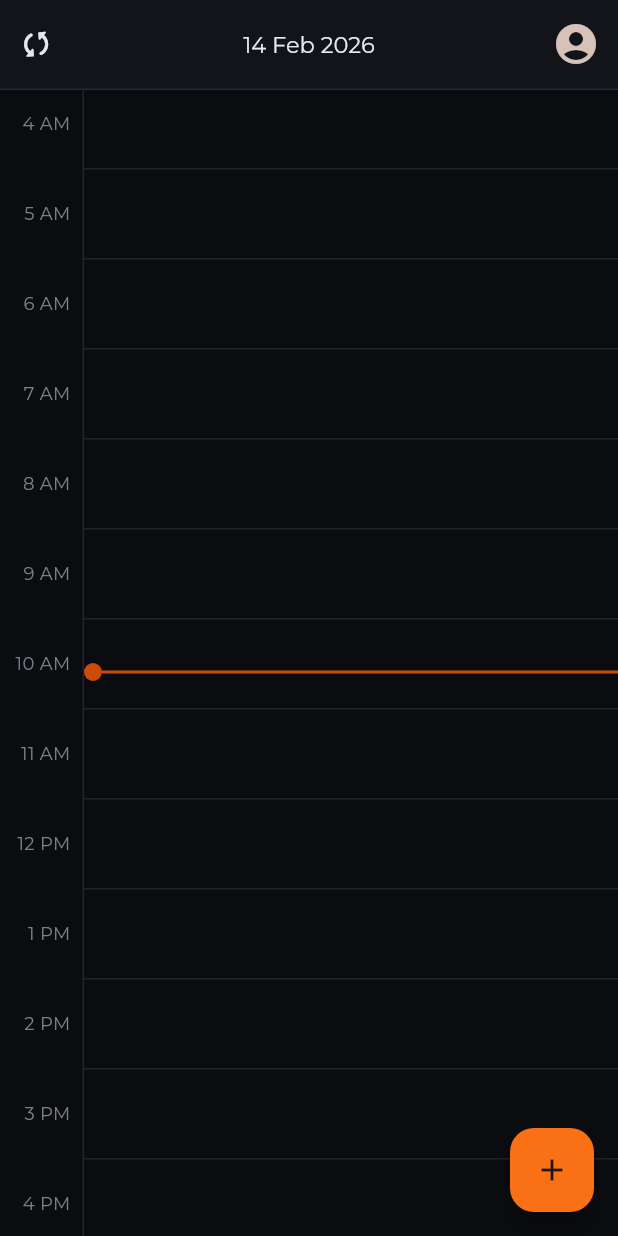
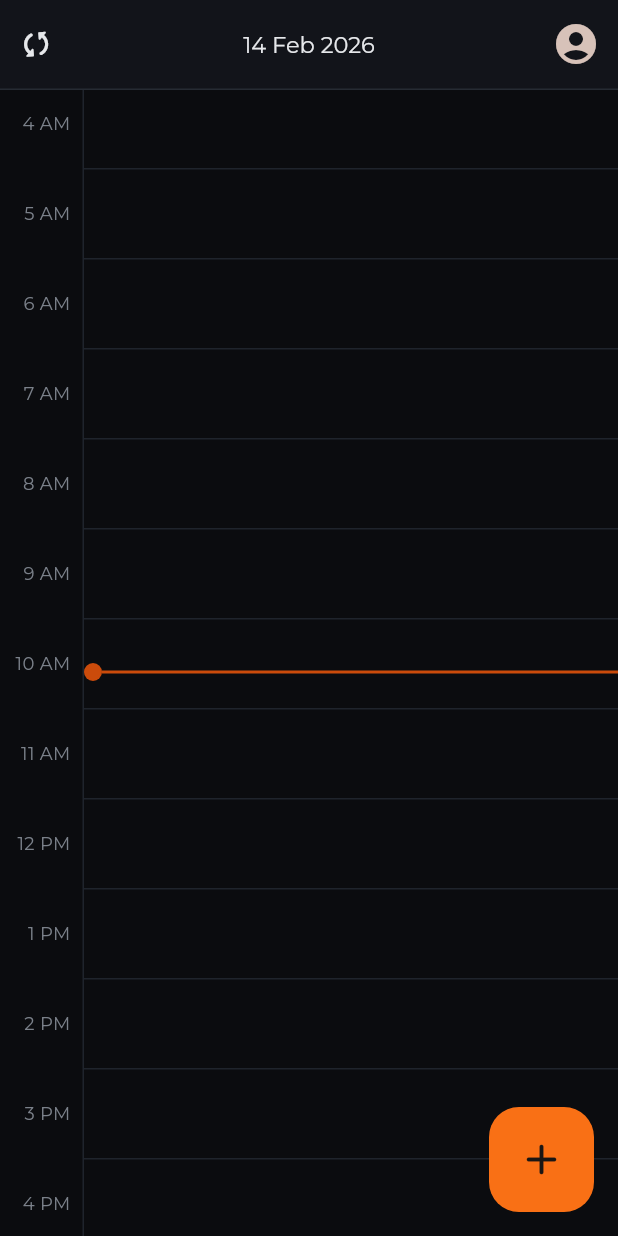
Before and after one commit to sachicodex/Agenix, a Flutter app: the CalendarDayViewScreen screen opened by its route, on a phone screen of 412 x 824 dp. Run offline on Flutter 3.47's test engine with Material 3 defaults, Android fonts, the phone set to English and light mode, and no system bars; our stand-ins replace flutter_dotenv, flutter_riverpod, flutter_secure_storage, google_sign_in, googleapis_auth, shared_preferences and 2 more; missing offline and left inert: googleapis; accounts and stored records are empty; network calls fail.

Commit message:
feat: Enhance UI in CalendarDayViewScreen with improved FAB design and scroll behavior; update main app scroll settings

```diff
--- a/lib/main.dart
+++ b/lib/main.dart
@@ -49,6 +49,9 @@ class MyApp extends StatelessWidget {
       debugShowCheckedModeBanner: false,
       title: 'Agenix',
       theme: AppTheme.build(),
+      scrollBehavior: const MaterialScrollBehavior().copyWith(
+        scrollbars: false,
+      ),
       home: const AuthWrapper(),
       navigatorObservers: [appRouteObserver],
       routes: {
--- a/lib/screens/calendar_day_view_screen.dart
+++ b/lib/screens/calendar_day_view_screen.dart
@@ -1164,14 +1164,28 @@ class _CalendarDayViewScreenState extends ConsumerState<CalendarDayViewScreen>
       child: KeyboardListener(
         focusNode: _keyboardListenerFocusNode,
         onKeyEvent: _keyboardShortcutsEnabled ? _handleKeyboardShortcut : null,
-        child: Scaffold(
+        child: Stack(
+          children: [
+            Scaffold(
               backgroundColor: AppColors.background,
-          floatingActionButton: FloatingActionButton(
+              floatingActionButton: SizedBox(
+                width: 70,
+                height: 70,
+                child: FloatingActionButton(
                   backgroundColor: AppColors.primary,
+                  elevation: 0,
+                  shape: RoundedRectangleBorder(
+                    borderRadius: BorderRadius.circular(20),
+                  ),
                   onPressed: () {
                     Navigator.pushNamed(context, CreateEventScreen.routeName);
                   },
-            child: Icon(Icons.add, color: AppColors.onPrimary),
+                  child: const Icon(
+                    Icons.add_rounded,
+                    color: AppColors.onPrimary,
+                    size: 34,
+                  ),
+                ),
               ),
               body: SafeArea(
                 child: Column(
@@ -1186,6 +1200,14 @@ class _CalendarDayViewScreenState extends ConsumerState<CalendarDayViewScreen>
                             if (_contextMenuPosition != null &&
                                 _contextMenuEvent != null)
                               _buildContextMenuOverlay(),
+                          ],
+                        ),
+                      ),
+                    ),
+                  ],
+                ),
+              ),
+            ),
             Positioned.fill(
               child: IgnorePointer(
                 child: AnimatedOpacity(
@@ -1203,12 +1225,6 @@ class _CalendarDayViewScreenState extends ConsumerState<CalendarDayViewScreen>
               ),
             ),
           ],
-                    ),
-                  ),
-                ),
-              ],
-            ),
-          ),
         ),
       ),
     );
```
Lines whose indentation alone changed are shown as unchanged.
